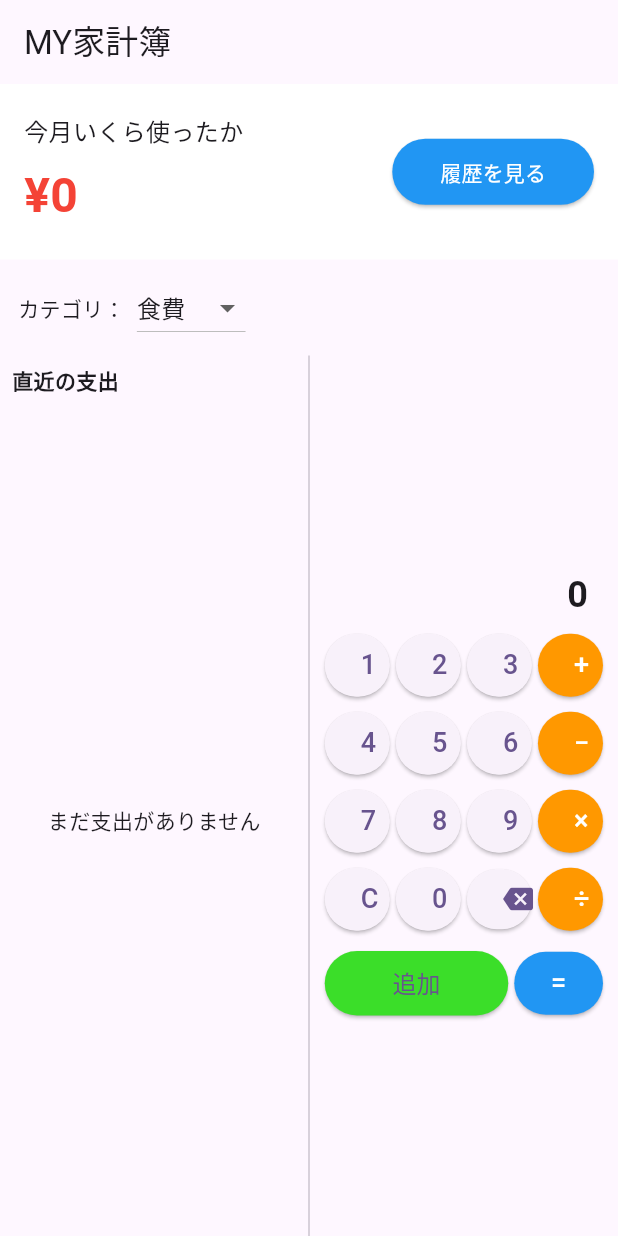
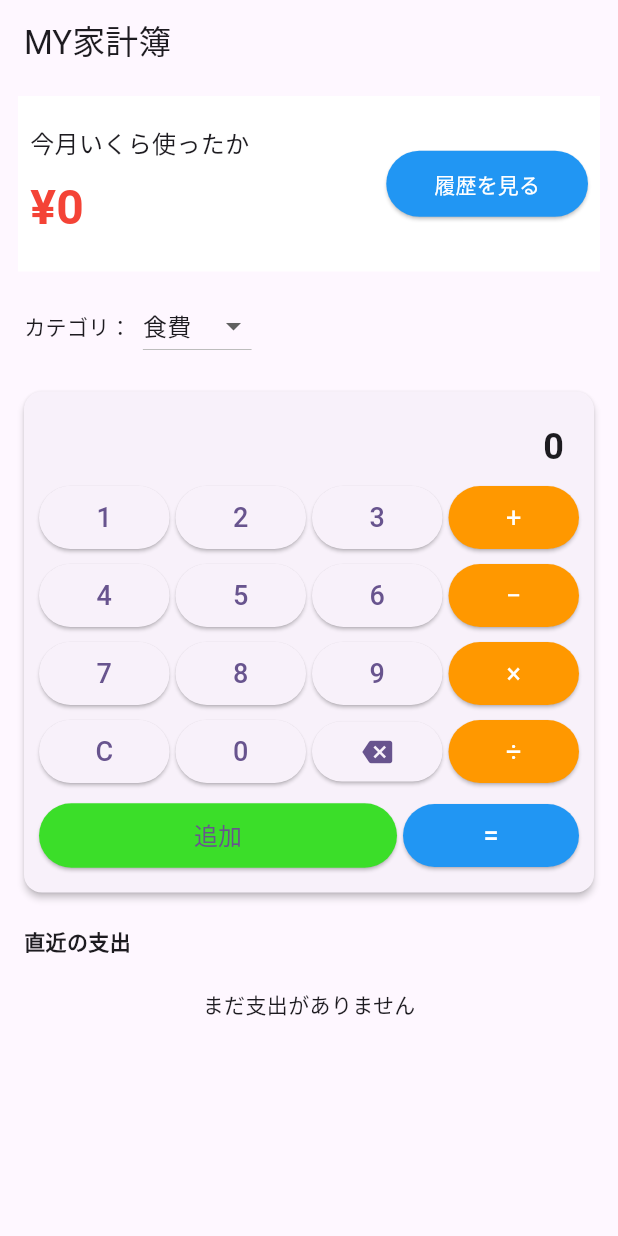
Before and after one commit to takanokei01/kakeibo, a Flutter app: the screen it shows after launch, on a phone screen of 412 x 824 dp. Run offline on Flutter 3.47's test engine with Material 3 defaults, Android fonts, the phone set to English and light mode, and no system bars; our stand-ins replace hive_flutter; accounts and stored records are empty.

Commit message:
スマートフォンの画面に合わせるようにしました。　計算機の挙動を変更しました。

```diff
--- a/kakeibo_flutter/lib/MainPageWidget.dart
+++ b/kakeibo_flutter/lib/MainPageWidget.dart
@@ -62,13 +62,17 @@ class _MainPageWidget extends State<MainPageWidget> {
     return Scaffold(
       appBar: AppBar(title: const Text('MY家計簿')),
       body: SafeArea(
+        child: SingleChildScrollView(
+          child: Padding(
+            padding: const EdgeInsets.symmetric(vertical: 8.0, horizontal: 12.0),
             child: Column(
+              crossAxisAlignment: CrossAxisAlignment.start,
               children: [
                 // 今月の合計
                 Container(
                   width: double.infinity,
                   color: Colors.white,
-              padding: const EdgeInsets.symmetric(vertical: 20, horizontal: 16),
+                  padding: const EdgeInsets.symmetric(vertical: 20, horizontal: 8),
                   child: Row(
                     mainAxisAlignment: MainAxisAlignment.spaceBetween,
                     children: [
@@ -99,9 +103,11 @@ class _MainPageWidget extends State<MainPageWidget> {
                   ),
                 ),
 
+                const SizedBox(height: 8),
+
                 // カテゴリ選択
                 Padding(
-              padding: const EdgeInsets.symmetric(horizontal: 12.0, vertical: 8.0),
+                  padding: const EdgeInsets.symmetric(horizontal: 4.0, vertical: 4.0),
                   child: Row(
                     children: [
                       const Text('カテゴリ：'),
@@ -120,24 +126,38 @@ class _MainPageWidget extends State<MainPageWidget> {
                   ),
                 ),
 
-            // 左右分割：左に直近支出リスト、右にテンキー
-            Expanded(
-              child: Row(
-                children: [
-                  // 左側：直近支出リスト
-                  Expanded(
-                    flex: 1,
+                const SizedBox(height: 12),
+
+                // 計算機（テンキー）
+                Card(
+                  elevation: 2,
+                  child: Padding(
+                    padding: const EdgeInsets.all(8.0),
                     child: Column(
-                      crossAxisAlignment: CrossAxisAlignment.start,
+                      crossAxisAlignment: CrossAxisAlignment.stretch,
                       children: [
                         const Padding(
-                          padding: EdgeInsets.symmetric(horizontal: 8.0, vertical: 6.0),
+                          padding: EdgeInsets.symmetric(vertical: 4.0),
+                        ),
+                        NumPad(onSubmit: _addExpense),
+                      ],
+                    ),
+                  ),
+                ),
+
+                const SizedBox(height: 12),
+
+                // 直近の支出
+                const Padding(
+                  padding: EdgeInsets.symmetric(horizontal: 4.0, vertical: 6.0),
                   child: Text('直近の支出', style: TextStyle(fontWeight: FontWeight.bold)),
                 ),
-                        Expanded(
-                          child: _expenses.isEmpty
-                              ? const Center(child: Text('まだ支出がありません'))
+
+                _expenses.isEmpty
+                    ? const Center(child: Padding(padding: EdgeInsets.all(16.0), child: Text('まだ支出がありません')))
                     : ListView.builder(
+                        physics: const NeverScrollableScrollPhysics(),
+                        shrinkWrap: true,
                         itemCount: _expenses.length,
                         itemBuilder: (context, index) {
                           final e = _expenses[index];
@@ -160,25 +180,9 @@ class _MainPageWidget extends State<MainPageWidget> {
                           );
                         },
                       ),
-                        )
               ],
             ),
           ),
-
-                  const VerticalDivider(width: 1),
-
-                  // 右側：テンキー
-                  Expanded(
-                    flex: 1,
-                    child: Padding(
-                      padding: const EdgeInsets.symmetric(horizontal: 8.0),
-                      child: NumPad(onSubmit: _addExpense),
-                    ),
-                  ),
-                ],
-              ),
-            )
-          ],
         ),
       ),
     );
--- a/kakeibo_flutter/lib/widgets/num_pad.dart
+++ b/kakeibo_flutter/lib/widgets/num_pad.dart
@@ -10,7 +10,7 @@ class NumPad extends StatefulWidget {
 
 class _NumPadState extends State<NumPad> {
   String _input = '';
-  String _previousValue = '';
+  String _formula = '';
   String _operator = '';
   bool _shouldResetInput = false;
 
@@ -27,36 +27,52 @@ class _NumPadState extends State<NumPad> {
   }
 
   void _setOperator(String op) {
-    if (_input.isEmpty) return;
-    _previousValue = _input;
+    setState(() {
+      if (_input.isEmpty) {
+        if (_formula.isEmpty) return;
+        if (_formula.trim().endsWith('+') || _formula.trim().endsWith('−') || _formula.trim().endsWith('×') || _formula.trim().endsWith('÷')) {
+          _formula = _formula.trim().substring(0, _formula.trim().length - 1).trimRight() + ' $op ';
+        }
         _operator = op;
-    _shouldResetInput = true;
+        return;
+      }
+
+      _formula = '$_formula${_input.trim()} $op ';
+      _operator = op;
+      _input = '';
+      _shouldResetInput = false;
+    });
   }
 
   void _calculate() {
-    if (_input.isEmpty || _previousValue.isEmpty || _operator.isEmpty) return;
-    final prev = int.tryParse(_previousValue) ?? 0;
-    final curr = int.tryParse(_input) ?? 0;
-    int result = 0;
+    final expression = (_formula + _input).trim();
+    if (expression.isEmpty) return;
+    final tokens = expression.split(' ').where((t) => t.isNotEmpty).toList();
+    if (tokens.isEmpty) return;
 
-    switch (_operator) {
+    int result = int.tryParse(tokens.first) ?? 0;
+    for (var i = 1; i + 1 < tokens.length; i += 2) {
+      final op = tokens[i];
+      final next = int.tryParse(tokens[i + 1]) ?? 0;
+      switch (op) {
         case '+':
-        result = prev + curr;
+          result += next;
           break;
         case '−':
-        result = prev - curr;
+          result -= next;
           break;
         case '×':
-        result = prev * curr;
+          result *= next;
           break;
         case '÷':
-        result = curr != 0 ? (prev ~/ curr) : 0;
+          result = next != 0 ? (result ~/ next) : result;
           break;
+      }
     }
 
     setState(() {
       _input = result.toString();
-      _previousValue = '';
+      _formula = '';
       _operator = '';
       _shouldResetInput = true;
     });
@@ -71,7 +87,7 @@ class _NumPadState extends State<NumPad> {
   void _clear() {
     setState(() {
       _input = '';
-      _previousValue = '';
+      _formula = '';
       _operator = '';
       _shouldResetInput = false;
     });
@@ -102,26 +118,58 @@ class _NumPadState extends State<NumPad> {
   }
 
   Widget _opBtn(String label, void Function() onTap) {
+    final bool isActive = _operator == label;
     return Expanded(
       child: Padding(
         padding: const EdgeInsets.all(2.0),
         child: ElevatedButton(
           onPressed: onTap,
-          style: ElevatedButton.styleFrom(backgroundColor: Colors.orange),
+          style: ElevatedButton.styleFrom(
+            backgroundColor: Colors.orange,
+            side: isActive ? const BorderSide(width: 2.0, color: Colors.white) : null,
+          ),
           child: Padding(
             padding: const EdgeInsets.symmetric(vertical: 8.0),
-            child: Text(label, style: const TextStyle(fontSize: 18, color: Colors.white)),
+            child: Text(
+              label,
+              style: TextStyle(
+                fontSize: 18,
+                color: Colors.white,
+                fontWeight: isActive ? FontWeight.bold : FontWeight.normal,
+              ),
+            ),
           ),
         ),
       ),
     );
   }
 
+  String get _formulaText {
+    if (_formula.isEmpty) return '';
+    if (_input.isEmpty) return _formula.trimRight();
+    return '$_formula$_input';
+  }
+
   @override
   Widget build(BuildContext context) {
     return Column(
       mainAxisSize: MainAxisSize.min,
+      crossAxisAlignment: CrossAxisAlignment.stretch,
       children: [
+        if (_formulaText.isNotEmpty)
+          Container(
+            padding: const EdgeInsets.symmetric(vertical: 2, horizontal: 12),
+            alignment: Alignment.centerRight,
+            child: SingleChildScrollView(
+              scrollDirection: Axis.horizontal,
+              reverse: true,
+              child: Text(
+                _formulaText,
+                style: const TextStyle(fontSize: 16, color: Colors.black54),
+                textAlign: TextAlign.right,
+              ),
+            ),
+          ),
         Container(
           padding: const EdgeInsets.symmetric(vertical: 4, horizontal: 12),
           alignment: Alignment.centerRight,
```
Lines whose indentation alone changed are shown as unchanged.
